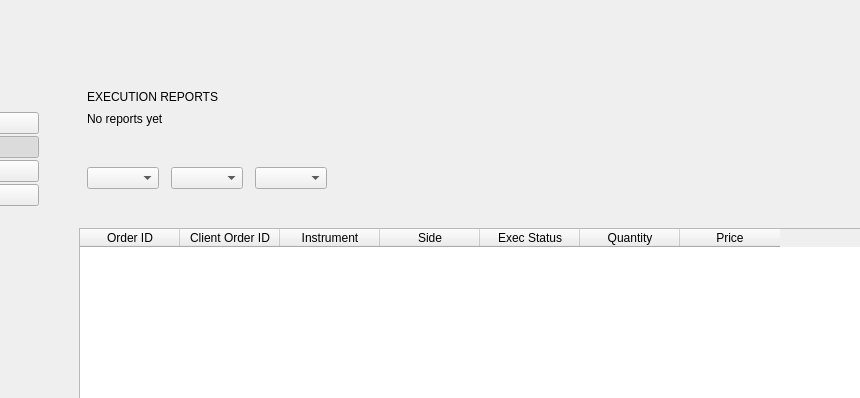
Qt form gui/ui/mainwindow.ui (SuhasDissa/LillyLedger) before a commit; both pictures show x 165 to 1025 and y 0 to 398 of the 1280 by 820 pixel window.
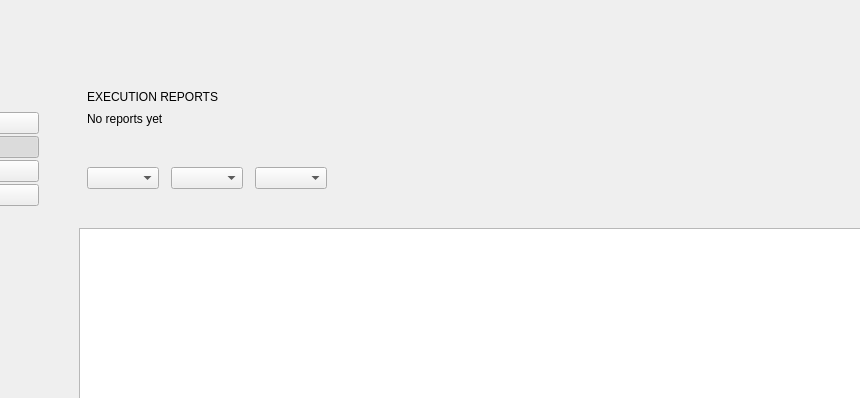
The same form after that commit. Custom widgets are drawn as their Qt base class.

Commit message: refactor: use recycle view for performance in table display

What changed in the file:
```diff
--- a/gui/ui/mainwindow.ui
+++ b/gui/ui/mainwindow.ui
@@ -306,16 +306,7 @@
                  <property name="bottomMargin"><number>0</number></property>
                  <property name="spacing"><number>0</number></property>
                  <item>
-                  <widget class="QTableWidget" name="executionReportsTable">
-                   <property name="columnCount"><number>7</number></property>
-                   <column><property name="text"><string>Order ID</string></property></column>
-                   <column><property name="text"><string>Client Order ID</string></property></column>
-                   <column><property name="text"><string>Instrument</string></property></column>
-                   <column><property name="text"><string>Side</string></property></column>
-                   <column><property name="text"><string>Exec Status</string></property></column>
-                   <column><property name="text"><string>Quantity</string></property></column>
-                   <column><property name="text"><string>Price</string></property></column>
-                  </widget>
+                  <widget class="QTableView" name="executionReportsTable"/>
                  </item>
                  <!-- Summary bar -->
                  <item>
```
The commit also changes 2 other files.
